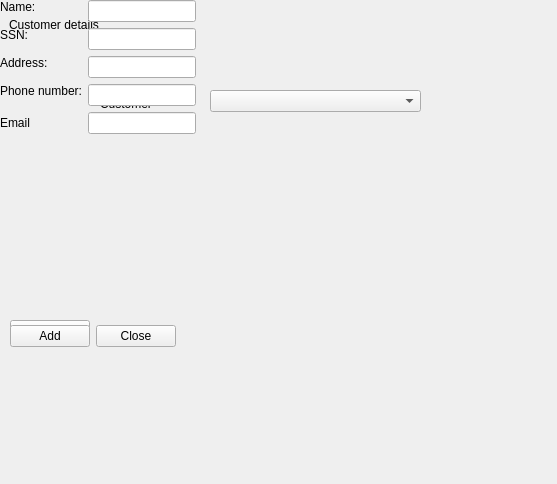
This is customerdetails.ui in jonathansaetre/BankSystem as Qt 5 draws it before an edit. The edited form follows.
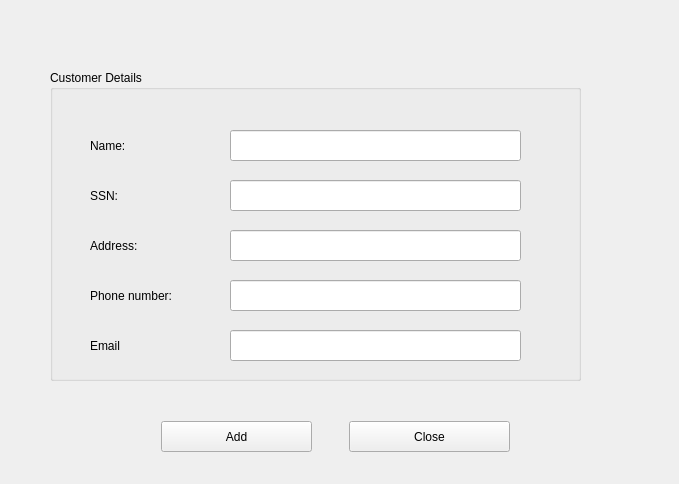
This is the edited form.

```diff
--- a/customerdetails.ui
+++ b/customerdetails.ui
@@ -6,66 +6,91 @@
    <rect>
     <x>0</x>
     <y>0</y>
-    <width>557</width>
+    <width>679</width>
     <height>484</height>
    </rect>
   </property>
   <property name="windowTitle">
    <string>Form</string>
   </property>
-  <widget class="QLabel" name="label">
+  <widget class="QPushButton" name="addButton">
    <property name="geometry">
     <rect>
-     <x>9</x>
-     <y>9</y>
-     <width>261</width>
+     <x>161</x>
+     <y>421</y>
+     <width>151</width>
      <height>31</height>
     </rect>
    </property>
    <property name="text">
-    <string>Customer details</string>
+    <string>Add</string>
    </property>
   </widget>
-  <widget class="QComboBox" name="customercomboBox">
+  <widget class="QGroupBox" name="customerDetailsBox">
    <property name="geometry">
     <rect>
-     <x>210</x>
-     <y>90</y>
-     <width>211</width>
-     <height>22</height>
+     <x>50</x>
+     <y>70</y>
+     <width>531</width>
+     <height>311</height>
     </rect>
    </property>
-  </widget>
-  <widget class="QLabel" name="customerLabel">
+   <property name="title">
+    <string>Customer Details</string>
+   </property>
+   <widget class="QLabel" name="addressLabel">
    <property name="geometry">
     <rect>
-     <x>100</x>
-     <y>93</y>
-     <width>91</width>
-     <height>21</height>
-    </rect>
-   </property>
+      <x>40</x>
+      <y>160</y>
+      <width>111</width>
+      <height>31</height>
+     </rect>
+    </property>
+    <property name="sizePolicy">
+     <sizepolicy hsizetype="Minimum" vsizetype="Fixed">
+      <horstretch>0</horstretch>
+      <verstretch>0</verstretch>
+     </sizepolicy>
+    </property>
+    <property name="whatsThis">
+     <string>&lt;html&gt;&lt;head/&gt;&lt;body&gt;&lt;p&gt;ssdfsdf&lt;/p&gt;&lt;/body&gt;&lt;/html&gt;</string>
+    </property>
    <property name="text">
-    <string>Customer</string>
-   </property>
-  </widget>
-  <widget class="QPushButton" name="updateButton">
+     <string>Address:</string>
+    </property>
+   </widget>
+   <widget class="QLabel" name="phoneLabel">
    <property name="geometry">
     <rect>
-     <x>10</x>
-     <y>320</y>
-     <width>80</width>
-     <height>22</height>
-    </rect>
-   </property>
+      <x>40</x>
+      <y>210</y>
+      <width>111</width>
+      <height>31</height>
+     </rect>
+    </property>
+    <property name="sizePolicy">
+     <sizepolicy hsizetype="Minimum" vsizetype="Fixed">
+      <horstretch>0</horstretch>
+      <verstretch>0</verstretch>
+     </sizepolicy>
+    </property>
+    <property name="whatsThis">
+     <string>&lt;html&gt;&lt;head/&gt;&lt;body&gt;&lt;p&gt;ssdfsdf&lt;/p&gt;&lt;/body&gt;&lt;/html&gt;</string>
+    </property>
    <property name="text">
-    <string>Update</string>
-   </property>
-  </widget>
-  <widget class="QWidget" name="">
-   <layout class="QFormLayout" name="formLayout">
-    <item row="0" column="0">
+     <string>Phone number:</string>
+    </property>
+   </widget>
      <widget class="QLabel" name="nameLabel">
+    <property name="geometry">
+     <rect>
+      <x>40</x>
+      <y>60</y>
+      <width>111</width>
+      <height>31</height>
+     </rect>
+    </property>
       <property name="sizePolicy">
        <sizepolicy hsizetype="Minimum" vsizetype="Fixed">
         <horstretch>0</horstretch>
@@ -79,19 +104,28 @@
        <string>Name:</string>
       </property>
      </widget>
-    </item>
-    <item row="0" column="1">
-     <widget class="QLineEdit" name="nameBox">
-      <property name="whatsThis">
-       <string>&lt;html&gt;&lt;head/&gt;&lt;body&gt;&lt;p&gt;ssdfsdf&lt;/p&gt;&lt;/body&gt;&lt;/html&gt;</string>
+   <widget class="QLabel" name="emaillabel">
+    <property name="geometry">
+     <rect>
+      <x>40</x>
+      <y>260</y>
+      <width>111</width>
+      <height>31</height>
+     </rect>
       </property>
       <property name="text">
-       <string/>
-      </property>
-     </widget>
-    </item>
-    <item row="1" column="0">
+     <string>Email</string>
+    </property>
+   </widget>
      <widget class="QLabel" name="ssnLabel">
+    <property name="geometry">
+     <rect>
+      <x>40</x>
+      <y>110</y>
+      <width>111</width>
+      <height>31</height>
+     </rect>
+    </property>
       <property name="sizePolicy">
        <sizepolicy hsizetype="Minimum" vsizetype="Fixed">
         <horstretch>0</horstretch>
@@ -105,107 +139,75 @@
        <string>SSN:</string>
       </property>
      </widget>
-    </item>
-    <item row="1" column="1">
+   <widget class="QLineEdit" name="nameBox">
+    <property name="geometry">
+     <rect>
+      <x>180</x>
+      <y>60</y>
+      <width>291</width>
+      <height>31</height>
+     </rect>
+    </property>
+   </widget>
      <widget class="QLineEdit" name="ssnBox">
-      <property name="whatsThis">
-       <string>&lt;html&gt;&lt;head/&gt;&lt;body&gt;&lt;p&gt;ssdfsdf&lt;/p&gt;&lt;/body&gt;&lt;/html&gt;</string>
-      </property>
-      <property name="text">
-       <string/>
-      </property>
-     </widget>
-    </item>
-    <item row="2" column="0">
-     <widget class="QLabel" name="addressLabel">
-      <property name="sizePolicy">
-       <sizepolicy hsizetype="Minimum" vsizetype="Fixed">
-        <horstretch>0</horstretch>
-        <verstretch>0</verstretch>
-       </sizepolicy>
-      </property>
-      <property name="whatsThis">
-       <string>&lt;html&gt;&lt;head/&gt;&lt;body&gt;&lt;p&gt;ssdfsdf&lt;/p&gt;&lt;/body&gt;&lt;/html&gt;</string>
-      </property>
-      <property name="text">
-       <string>Address:</string>
-      </property>
-     </widget>
-    </item>
-    <item row="2" column="1">
+    <property name="geometry">
+     <rect>
+      <x>180</x>
+      <y>110</y>
+      <width>291</width>
+      <height>31</height>
+     </rect>
+    </property>
+   </widget>
      <widget class="QLineEdit" name="addressBox">
-      <property name="whatsThis">
-       <string>&lt;html&gt;&lt;head/&gt;&lt;body&gt;&lt;p&gt;ssdfsdf&lt;/p&gt;&lt;/body&gt;&lt;/html&gt;</string>
-      </property>
-      <property name="text">
-       <string/>
-      </property>
-     </widget>
-    </item>
-    <item row="3" column="0">
-     <widget class="QLabel" name="phoneLabel">
-      <property name="sizePolicy">
-       <sizepolicy hsizetype="Minimum" vsizetype="Fixed">
-        <horstretch>0</horstretch>
-        <verstretch>0</verstretch>
-       </sizepolicy>
-      </property>
-      <property name="whatsThis">
-       <string>&lt;html&gt;&lt;head/&gt;&lt;body&gt;&lt;p&gt;ssdfsdf&lt;/p&gt;&lt;/body&gt;&lt;/html&gt;</string>
-      </property>
-      <property name="text">
-       <string>Phone number:</string>
-      </property>
-     </widget>
-    </item>
-    <item row="3" column="1">
+    <property name="geometry">
+     <rect>
+      <x>180</x>
+      <y>160</y>
+      <width>291</width>
+      <height>31</height>
+     </rect>
+    </property>
+   </widget>
      <widget class="QLineEdit" name="phoneBox">
-      <property name="whatsThis">
-       <string>&lt;html&gt;&lt;head/&gt;&lt;body&gt;&lt;p&gt;ssdfsdf&lt;/p&gt;&lt;/body&gt;&lt;/html&gt;</string>
-      </property>
-      <property name="text">
-       <string/>
-      </property>
-     </widget>
-    </item>
-    <item row="4" column="0">
-     <widget class="QLabel" name="emaillabel">
-      <property name="text">
-       <string>Email</string>
-      </property>
-     </widget>
-    </item>
-    <item row="4" column="1">
-     <widget class="QLineEdit" name="emailBox"/>
-    </item>
-   </layout>
+    <property name="geometry">
+     <rect>
+      <x>180</x>
+      <y>210</y>
+      <width>291</width>
+      <height>31</height>
+     </rect>
+    </property>
+   </widget>
+   <widget class="QLineEdit" name="emailBox">
+    <property name="geometry">
+     <rect>
+      <x>180</x>
+      <y>260</y>
+      <width>291</width>
+      <height>31</height>
+     </rect>
+    </property>
+   </widget>
   </widget>
   <widget class="QPushButton" name="CloseButton">
    <property name="geometry">
     <rect>
-     <x>96</x>
-     <y>325</y>
-     <width>80</width>
-     <height>22</height>
+     <x>349</x>
+     <y>421</y>
+     <width>161</width>
+     <height>31</height>
     </rect>
    </property>
    <property name="text">
     <string>Close</string>
    </property>
   </widget>
-  <widget class="QPushButton" name="addButton">
-   <property name="geometry">
-    <rect>
-     <x>10</x>
-     <y>325</y>
-     <width>80</width>
-     <height>22</height>
-    </rect>
-   </property>
-   <property name="text">
-    <string>Add</string>
-   </property>
-  </widget>
+  <zorder>layoutWidget</zorder>
+  <zorder>CloseButton</zorder>
+  <zorder>addButton</zorder>
+  <zorder>customerDetailsBox</zorder>
+  <zorder>CloseButton</zorder>
  </widget>
  <resources/>
  <connections/>
```
Lines whose indentation alone changed are shown as unchanged.
